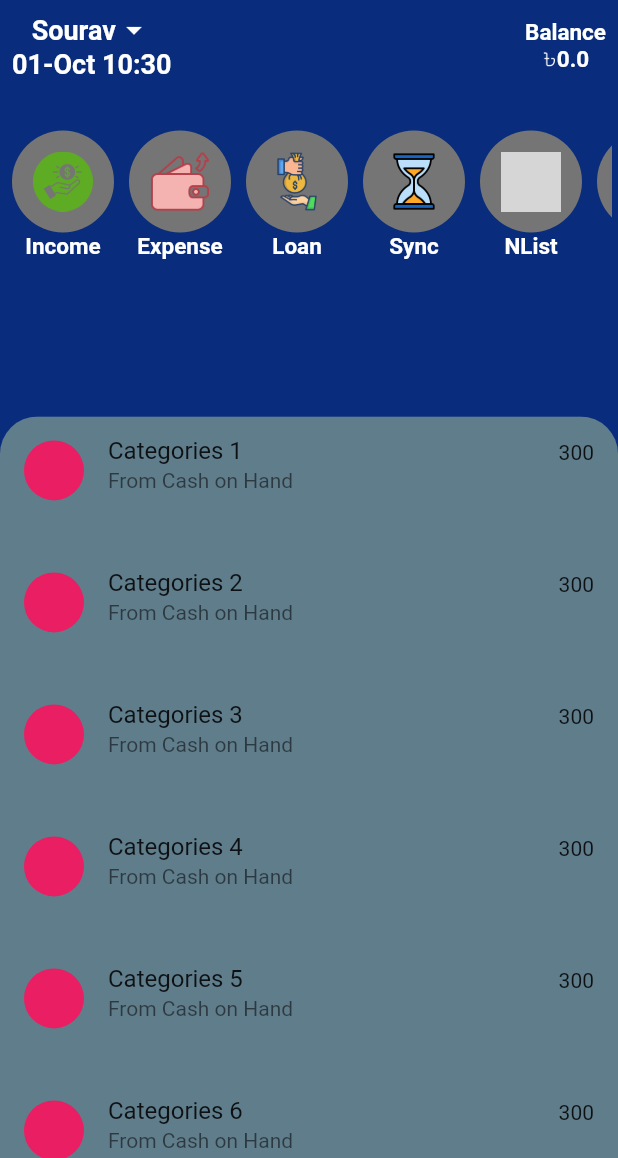
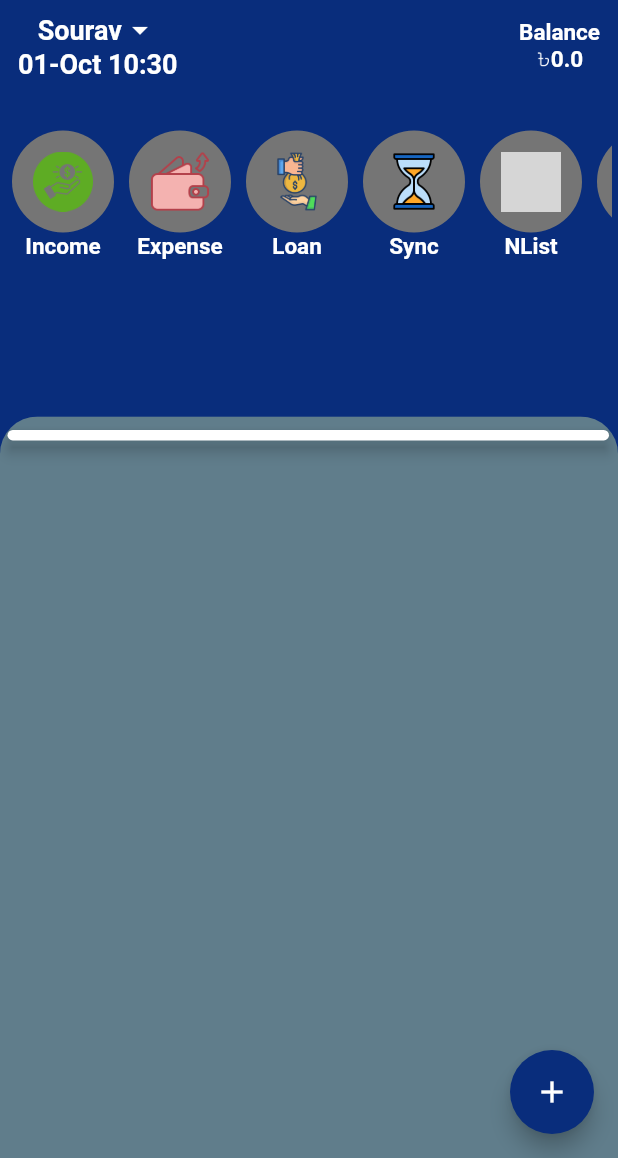
Before and after one commit to SouravPall/linn_books, a Flutter app: the screen it shows after launch, on a phone screen of 412 x 824 dp, the part 78-1236 px from its top. Run offline on Flutter 3.47's test engine with Material 2 defaults, Android fonts, the phone set to English and light mode, and no system bars; grey boxes are pictures that could not be loaded.

Commit message:
Update home_page.dart

```diff
--- a/lib/pages/home_page.dart
+++ b/lib/pages/home_page.dart
@@ -22,17 +22,17 @@ class _HomePageState extends State<HomePage> {
 
   @override
   Widget build(BuildContext context) {
-    double width = MediaQuery.of(context).size.width;
-    double height = MediaQuery.of(context).size.height;
-
     return Scaffold(
-      //extendBodyBehindAppBar: true,
+      floatingActionButton: FloatingActionButton(
+        onPressed: () {},
+        backgroundColor: const Color(0xFF092d7c),
+        child: const Icon(Icons.add),
+      ),
       backgroundColor: const Color(0xFF092d7c),
       body: Stack(
         children: [
           Container(
-            //height: height * 0.36,
-            //width: width,
+
             color: Colors.transparent,
             child: SafeArea(
               child: Padding(
@@ -93,6 +93,8 @@ class _HomePageState extends State<HomePage> {
                       ],
                     ),
                     Padding(
+                      padding: const EdgeInsets.symmetric(horizontal: 4.0),
+                      child: Padding(
                         padding: const EdgeInsets.symmetric(horizontal: 4.0),
                         child: Row(
                           mainAxisAlignment: MainAxisAlignment.spaceBetween,
@@ -159,6 +161,7 @@ class _HomePageState extends State<HomePage> {
                               ],
                             ),
                           ],
+                        ),
                       ),
                     ),
                     const SizedBox(height: 30,),
@@ -348,16 +351,22 @@ class _HomePageState extends State<HomePage> {
                     color: Colors.blueGrey,
                     child: ListView.builder(
                       controller: myScrollController,
-                      itemCount: 15,
+                      itemCount: 1,
                       itemBuilder: (BuildContext context, int index){
-                        return ListTile(
-                          isThreeLine: true,
-                          leading: CircleAvatar(
-                            backgroundColor: Colors.pink,
+                        return Padding(
+                            padding: const EdgeInsets.only(
+                            left: 1, right: 2, top: 5, bottom: 5),
+                          child: Card(
+                            shape: RoundedRectangleBorder(
+                              borderRadius: BorderRadius.circular(10)
                             ),
-                          title: Text('Categories ${index+1}'),
-                          subtitle: Text('From Cash on Hand'),
-                          trailing: const Text('300'),
+                            elevation: 4,
+                            child: Column(
+                              children: [
+                                SizedBox(height: 7,),
+                              ],
+                            ),
+                          ),
                         );
                       },
 
@@ -365,9 +374,10 @@ class _HomePageState extends State<HomePage> {
                   ),
                 );
               }
-          )
+          ),
         ],
       ),
+
     );
   }
 }
```
Lines whose indentation alone changed are shown as unchanged.
